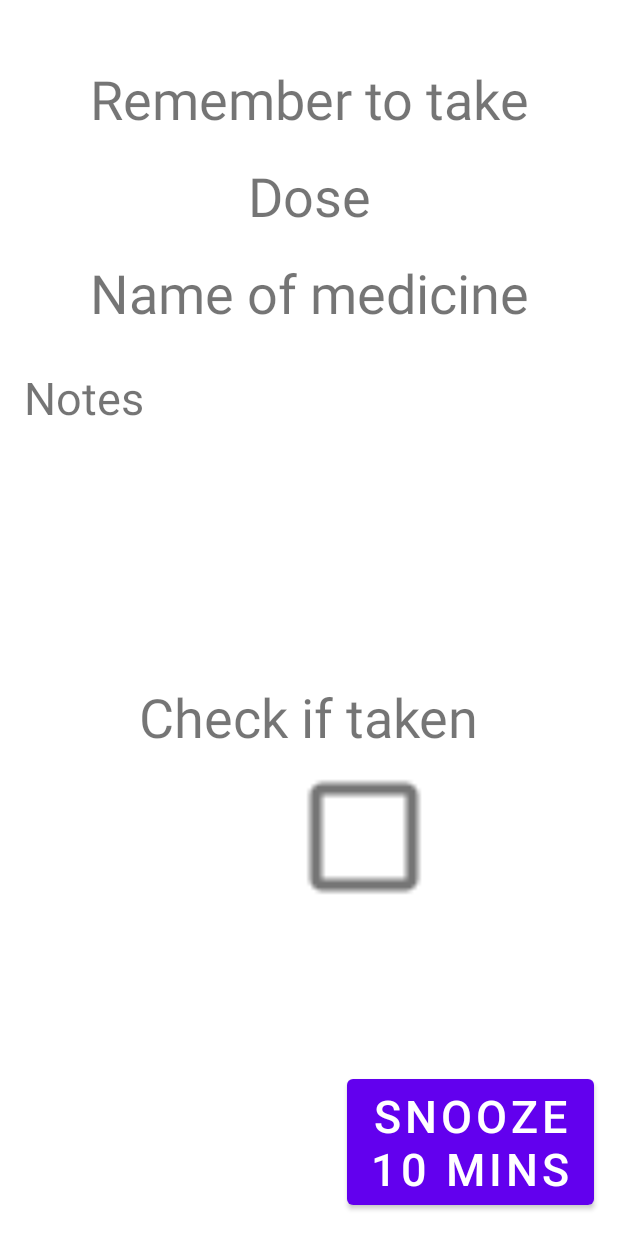
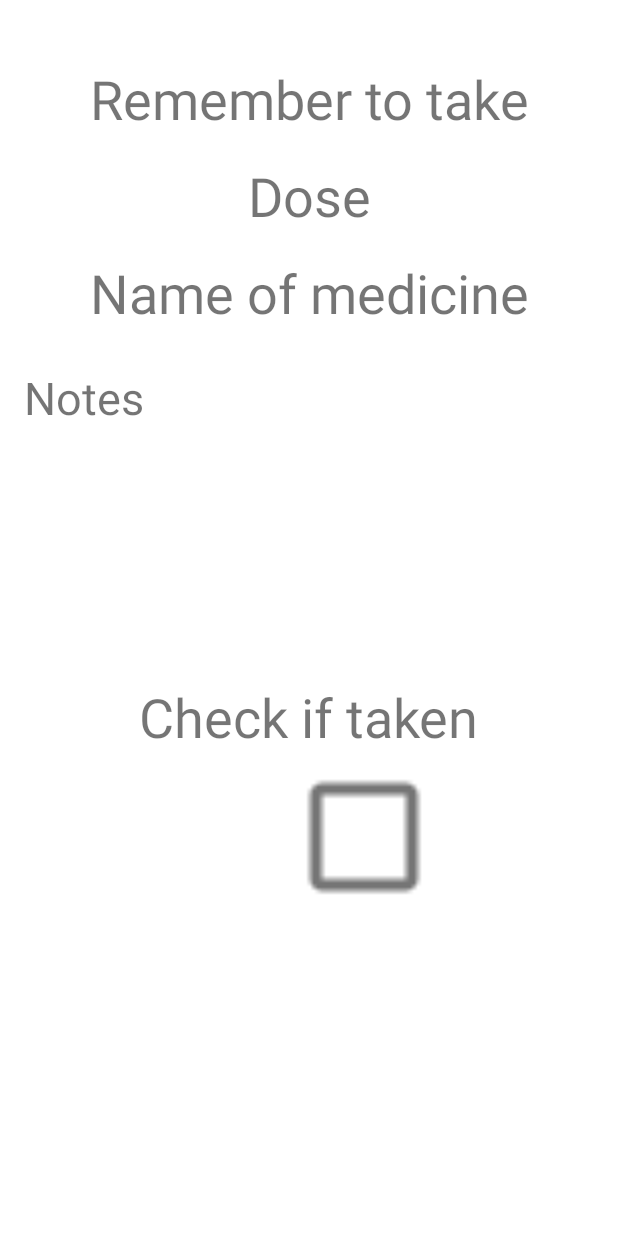
Before and after one commit to Digitaalitontut/Meds-Memory, an Android app: the Reminder screen opened directly, with no data from a screen before it, on a phone screen of 412 x 824 dp. Run offline under Robolectric (Android 15) with nearby library versions, the phone set to English and light mode, and no system bars.

Commit message:
Some comments

```diff
--- a/app/src/main/res/layout/activity_reminder.xml
+++ b/app/src/main/res/layout/activity_reminder.xml
@@ -99,17 +99,4 @@
         app:layout_constraintStart_toStartOf="parent"
         app:layout_constraintTop_toTopOf="@+id/guideline2" />
 
-    <Button
-        android:id="@+id/buttonSnooze"
-        android:layout_width="wrap_content"
-        android:layout_height="wrap_content"
-        android:layout_marginEnd="16dp"
-        android:layout_marginRight="16dp"
-        android:onClick="snooze"
-        android:text="@string/button_snooze"
-        android:textSize="30sp"
-        app:layout_constraintBottom_toBottomOf="parent"
-        app:layout_constraintEnd_toEndOf="parent"
-        app:layout_constraintTop_toBottomOf="@+id/checkTaken"
-        app:layout_constraintVertical_bias="0.9" />
 </androidx.constraintlayout.widget.ConstraintLayout>
```
Also changed, not shown: app/src/main/java/com/example/medsmemory/AddMedication.java (+9 -7 lines), app/src/main/java/com/example/medsmemory/MainActivity.java (+12 -0 lines), app/src/main/java/com/example/medsmemory/Reminder.java (+21 -5 lines), app/src/main/java/com/example/medsmemory/Settings.java (+12 -3 lines), app/src/main/res/layout/activity_add_medication.xml (+38 -38 lines), app/src/main/res/values/strings.xml (+4 -3 lines).
